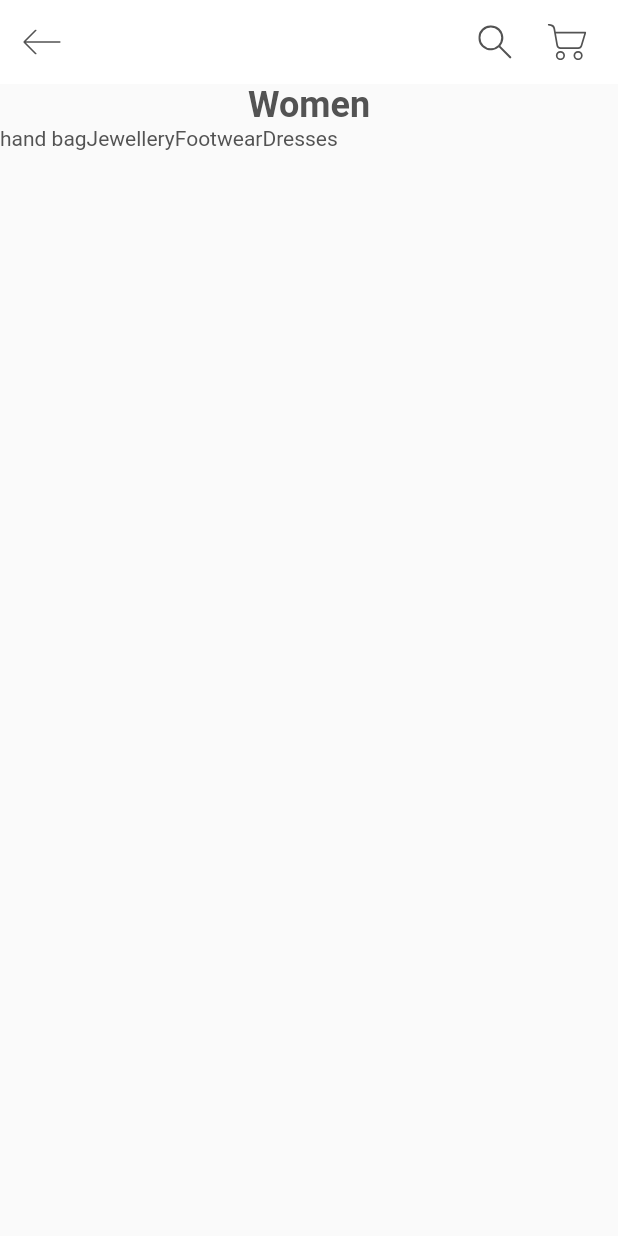
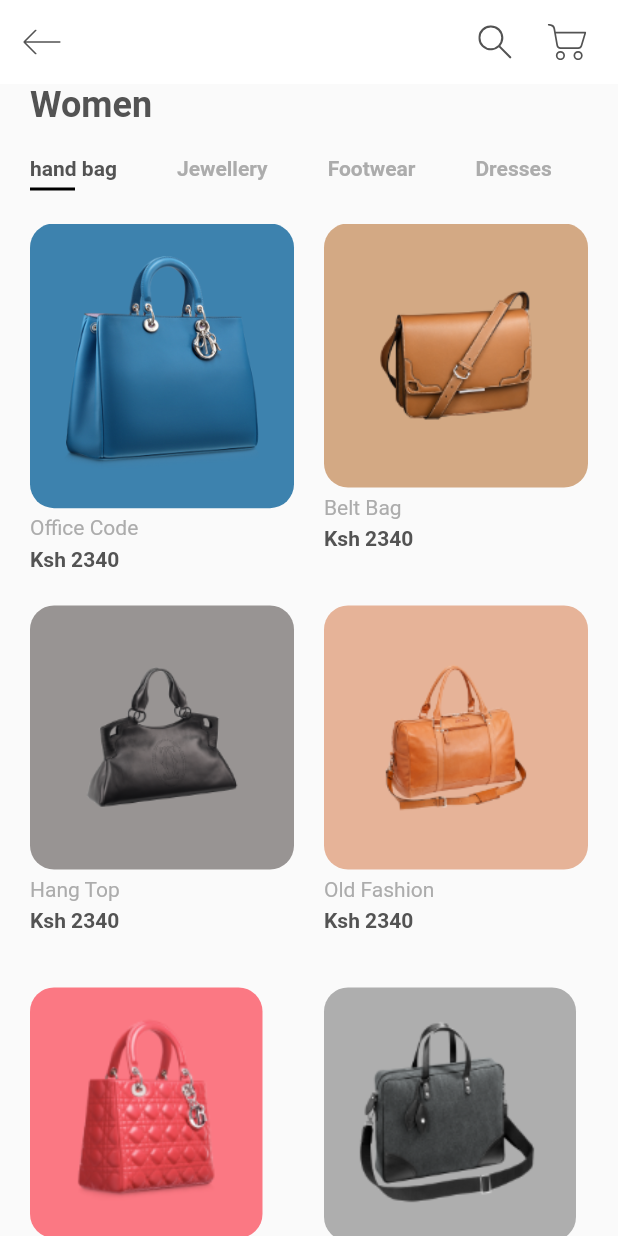
Before and after one commit to david-lab17/flutter, a Flutter app: the screen it shows after launch, on a phone screen of 412 x 824 dp. Run offline on Flutter 3.47's test engine with Material 2 defaults, Android fonts, the phone set to English and light mode, and no system bars; our stand-ins replace flutter_svg.

Commit message:
flutter online

```diff
--- a/lib/models/product.dart
+++ b/lib/models/product.dart
@@ -19,7 +19,7 @@ List<Product> products = [
   Product(
       id: 1,
       title: "Office Code",
-      price: 234,
+      price: 2340,
       size: 12,
       description: dummyText,
       image: "assets/images/bag_1.png",
@@ -27,7 +27,7 @@ List<Product> products = [
   Product(
       id: 2,
       title: "Belt Bag",
-      price: 234,
+      price: 2340,
       size: 8,
       description: dummyText,
       image: "assets/images/bag_2.png",
@@ -35,7 +35,7 @@ List<Product> products = [
   Product(
       id: 3,
       title: "Hang Top",
-      price: 234,
+      price: 2340,
       size: 10,
       description: dummyText,
       image: "assets/images/bag_3.png",
@@ -43,7 +43,7 @@ List<Product> products = [
   Product(
       id: 4,
       title: "Old Fashion",
-      price: 234,
+      price: 2340,
       size: 11,
       description: dummyText,
       image: "assets/images/bag_4.png",
@@ -51,7 +51,7 @@ List<Product> products = [
   Product(
       id: 5,
       title: "Office Code",
-      price: 234,
+      price: 2340,
       size: 12,
       description: dummyText,
       image: "assets/images/bag_5.png",
@@ -59,7 +59,7 @@ List<Product> products = [
   Product(
     id: 6,
     title: "Office Code",
-    price: 234,
+    price: 2340,
     size: 12,
     description: dummyText,
     image: "assets/images/bag_6.png",
--- a/lib/screens/componets/body.dart
+++ b/lib/screens/componets/body.dart
@@ -1,10 +1,14 @@
 import 'package:flutter/material.dart';
 import 'package:flutter_app/constants.dart';
+import 'package:flutter_app/models/product.dart';
+
+import 'categories.dart';
 
 class Body extends StatelessWidget {
   @override
   Widget build(BuildContext context) {
     return Column(
+      crossAxisAlignment: CrossAxisAlignment.start,
       children: [
         Padding(
           padding: const EdgeInsets.symmetric(horizontal: kDefaultPaddin),
@@ -17,33 +21,64 @@ class Body extends StatelessWidget {
           ),
         ),
         Categories(),
+        Expanded(
+          child: Padding(
+            padding: const EdgeInsets.symmetric(horizontal: kDefaultPaddin),
+            child: GridView.builder(
+              itemCount: products.length,
+              gridDelegate: SliverGridDelegateWithFixedCrossAxisCount(
+                crossAxisCount: 2,
+                mainAxisSpacing: kDefaultPaddin,
+                crossAxisSpacing: kDefaultPaddin,
+                childAspectRatio: 0.75,
+              ),
+              itemBuilder: (context, index) => ItemCard(
+                product: products[index],
+              ),
+            ),
+          ),
+        ),
       ],
     );
   }
 }
 
-//We need stateful widget to our categories
-class Categories extends StatefulWidget {
-  Categories({Key key}) : super(key: key);
+class ItemCard extends StatelessWidget {
+  final Product product;
+  final Function press;
+  const ItemCard({
+    Key key,
+    this.product,
+    this.press,
+  }) : super(key: key);
 
   @override
-  _CategoriesState createState() => _CategoriesState();
-}
-
-class _CategoriesState extends State<Categories> {
-  List<String> categories = ["hand bag", "Jewellery", "Footwear", "Dresses"];
-  //by default 1st item will be selected
-  int selectedindex = 0;
-  @override
   Widget build(BuildContext context) {
-    return SizedBox(
-      height: 25,
-      child: ListView.builder(
-          scrollDirection: Axis.horizontal,
-          itemCount: categories.length,
-          itemBuilder: (context, index) => Text(
-                categories[index],
-              )),
+    return Column(
+      crossAxisAlignment: CrossAxisAlignment.start,
+      children: [
+        Container(
+          padding: EdgeInsets.all(kDefaultPaddin),
+          // height: 180,
+          //  width: 160,
+          decoration: BoxDecoration(
+            color: product.color,
+            borderRadius: BorderRadius.circular(16),
+          ),
+          child: Image.asset(product.image),
+        ),
+        Padding(
+          padding: const EdgeInsets.symmetric(vertical: kDefaultPaddin / 4),
+          child: Text(
+            product.title,
+            style: TextStyle(color: kTextLightColor),
+          ),
+        ),
+        Text(
+          "\Ksh ${product.price}",
+          style: TextStyle(fontWeight: FontWeight.bold),
+        )
+      ],
     );
   }
 }
--- /dev/null
+++ b/lib/screens/componets/categories.dart
@@ -0,0 +1,61 @@
+import 'package:flutter/material.dart';
+
+import '../../constants.dart';
+
+//We need stateful widget to our categories
+class Categories extends StatefulWidget {
+  Categories({Key key}) : super(key: key);
+
+  @override
+  _CategoriesState createState() => _CategoriesState();
+}
+
+class _CategoriesState extends State<Categories> {
+  List<String> categories = ["hand bag", "Jewellery", "Footwear", "Dresses"];
+  //by default 1st item will be selected
+  int selectedindex = 0;
+  @override
+  Widget build(BuildContext context) {
+    return Padding(
+      padding: const EdgeInsets.symmetric(vertical: kDefaultPaddin),
+      child: SizedBox(
+        height: 25,
+        child: ListView.builder(
+            scrollDirection: Axis.horizontal,
+            itemCount: categories.length,
+            itemBuilder: (context, index) => buildCategory(index)),
+      ),
+    );
+  }
+
+  Widget buildCategory(int index) {
+    return GestureDetector(
+      onTap: () {
+        setState(() {
+          selectedindex = index;
+        });
+      },
+      child: Padding(
+        padding: const EdgeInsets.symmetric(horizontal: kDefaultPaddin),
+        child: Column(
+          crossAxisAlignment: CrossAxisAlignment.start,
+          children: [
+            Text(
+              categories[index],
+              style: TextStyle(
+                fontWeight: FontWeight.bold,
+                color: selectedindex == index ? kTextColor : kTextLightColor,
+              ),
+            ),
+            Container(
+              margin: EdgeInsets.only(top: kDefaultPaddin / 4), //top padding
+              height: 2,
+              width: 30,
+              color: selectedindex == index ? Colors.black : Colors.transparent,
+            )
+          ],
+        ),
+      ),
+    );
+  }
+}
```
